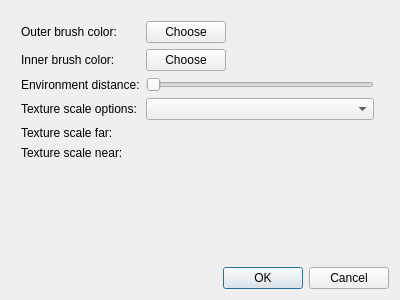
Qt form src/ui/mapview_settings.ui (glararan/QEditor) before a commit.
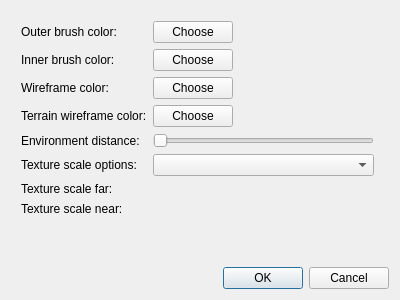
The same form after that commit.

Patch:
```diff
--- a/src/ui/mapview_settings.ui
+++ b/src/ui/mapview_settings.ui
@@ -37,14 +37,7 @@
      <property name="rightMargin">
       <number>15</number>
      </property>
-     <item row="2" column="0">
-      <widget class="QLabel" name="label_2">
-       <property name="text">
-        <string>Environment distance:</string>
-       </property>
-      </widget>
-     </item>
-     <item row="2" column="1" colspan="2">
+     <item row="4" column="1" colspan="2">
       <widget class="QSlider" name="EDistanceSlider">
        <property name="minimum">
         <number>1</number>
@@ -72,6 +65,13 @@
        </property>
       </widget>
      </item>
+     <item row="0" column="0">
+      <widget class="QLabel" name="label">
+       <property name="text">
+        <string>Outer brush color:</string>
+       </property>
+      </widget>
+     </item>
      <item row="0" column="1">
       <widget class="QPushButton" name="outerBrushColorButton">
        <property name="toolTip">
@@ -82,10 +82,34 @@
        </property>
       </widget>
      </item>
-     <item row="0" column="0">
-      <widget class="QLabel" name="label">
+     <item row="4" column="0">
+      <widget class="QLabel" name="label_2">
        <property name="text">
-        <string>Outer brush color:</string>
+        <string>Environment distance:</string>
+       </property>
+      </widget>
+     </item>
+     <item row="7" column="0">
+      <widget class="QLabel" name="label_6">
+       <property name="text">
+        <string>Texture scale near:</string>
+       </property>
+      </widget>
+     </item>
+     <item row="5" column="0">
+      <widget class="QLabel" name="label_3">
+       <property name="text">
+        <string>Texture scale options:</string>
+       </property>
+      </widget>
+     </item>
+     <item row="5" column="1" colspan="2">
+      <widget class="QComboBox" name="textureScaleOptions">
+       <property name="currentText">
+        <string/>
+       </property>
+       <property name="currentIndex">
+        <number>-1</number>
        </property>
       </widget>
      </item>
@@ -102,34 +126,17 @@
        </property>
       </spacer>
      </item>
-     <item row="3" column="1" colspan="2">
-      <widget class="QComboBox" name="textureScaleOptions">
-       <property name="currentText">
-        <string/>
-       </property>
-       <property name="currentIndex">
-        <number>-1</number>
-       </property>
-      </widget>
-     </item>
-     <item row="5" column="0">
-      <widget class="QLabel" name="label_6">
-       <property name="text">
-        <string>Texture scale near:</string>
-       </property>
-      </widget>
-     </item>
-     <item row="4" column="0">
+     <item row="6" column="0">
       <widget class="QLabel" name="label_5">
        <property name="text">
         <string>Texture scale far:</string>
        </property>
       </widget>
      </item>
-     <item row="3" column="0">
-      <widget class="QLabel" name="label_3">
+     <item row="1" column="1">
+      <widget class="QPushButton" name="innerBrushColorButton">
        <property name="text">
-        <string>Texture scale options:</string>
+        <string>Choose</string>
        </property>
       </widget>
      </item>
@@ -140,8 +147,29 @@
        </property>
       </widget>
      </item>
-     <item row="1" column="1">
-      <widget class="QPushButton" name="innerBrushColorButton">
+     <item row="2" column="0">
+      <widget class="QLabel" name="label_7">
+       <property name="text">
+        <string>Wireframe color:</string>
+       </property>
+      </widget>
+     </item>
+     <item row="3" column="0">
+      <widget class="QLabel" name="label_8">
+       <property name="text">
+        <string>Terrain wireframe color:</string>
+       </property>
+      </widget>
+     </item>
+     <item row="2" column="1">
+      <widget class="QPushButton" name="wireframeColorButton">
+       <property name="text">
+        <string>Choose</string>
+       </property>
+      </widget>
+     </item>
+     <item row="3" column="1">
+      <widget class="QPushButton" name="terrainWireframeColorButton">
        <property name="text">
         <string>Choose</string>
        </property>
```
